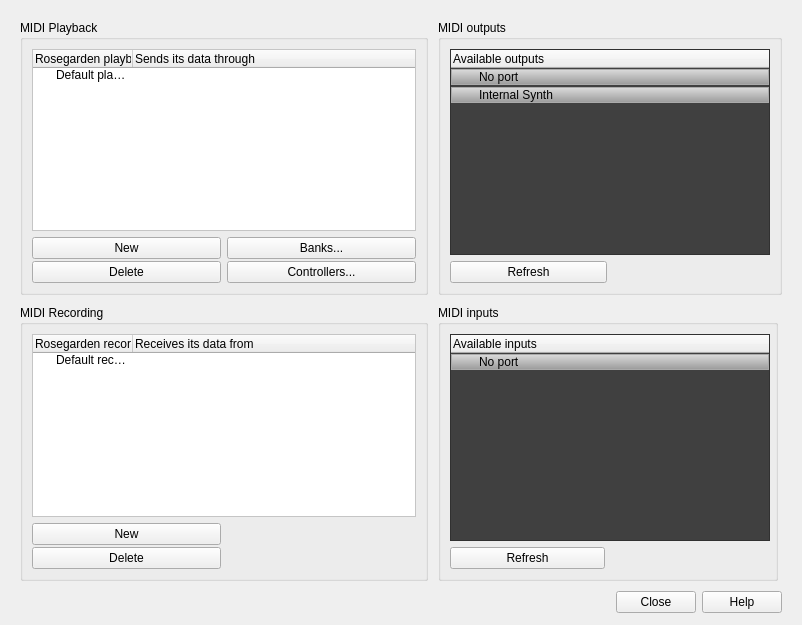
Above: gui/studio/DeviceManagerDialogUi.ui from bownie/RosegardenW before the change. Below: the same form after it.
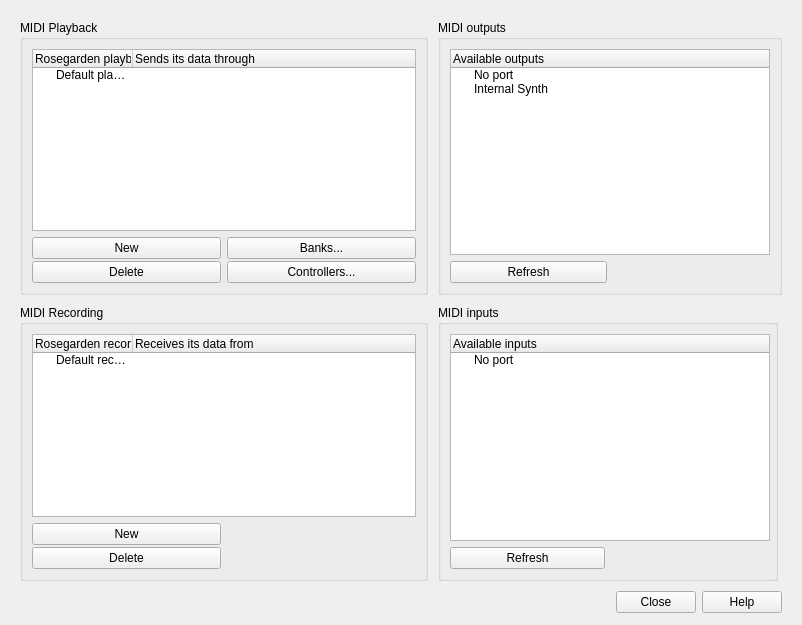
That is the form after the change. Icons and pictures are not drawn.

```diff
--- a/gui/studio/DeviceManagerDialogUi.ui
+++ b/gui/studio/DeviceManagerDialogUi.ui
@@ -64,27 +64,6 @@
           <property name="autoFillBackground">
            <bool>false</bool>
           </property>
-          <property name="styleSheet">
-           <string notr="true">QTreeView
-{
-    background-color: #FFFFFF;
-    alternate-background-color: #EEEEFF;
-    color: #000000;
-    selection-background-color: #80AFFF;
-    selection-color: #FFFFFF;
-}
-
-QLineEdit
-{
-    border: 1px solid #AAAAAA;
-    background-color: #FFFFFF;
-    selection-background-color: #80AFFF;
-    color: #000000;
-    selection-color: #FFFFFF;
-}
-
-</string>
-          </property>
           <property name="frameShape">
            <enum>QFrame::StyledPanel</enum>
           </property>
@@ -288,47 +267,6 @@
           <property name="toolTip">
            <string>&lt;qt&gt;&lt;p&gt;Available MIDI outputs (hardware or software)&lt;/p&gt;&lt;/qt&gt;</string>
           </property>
-          <property name="styleSheet">
-           <string notr="true">/*Style the QTreeWidget items in this widget to resemble and behave like push buttons.*/
-
-QTreeView {
-     show-decoration-selected: 1; 
-     background-color: #404040;
-     selection-background-color: #404040;
-}
-
-QTreeView::item {
-    border-top: 1px solid #AAAAAA;
-    border-bottom: 1px solid #AAAAAA;
-    border-right: 1px solid #AAAAAA;
-    background-color: qlineargradient(spread:pad, x1:0, y1:1, x2:0, y2:0, stop:0 #999999, stop:1 #DDDDDD);
-    color: #000000;
-    padding: 0 5px 0 5px;
-    margin: 1px 0 1px 0; /* force some space to better resemble buttons */
-}
-
-QTreeView::item:hover,
-QTreeView::branch:hover {
-    background-color: #CCDFFF;
-    color: #000000;
-}
-
-QTreeView::item:selected,
-QTreeView::branch:selected {
-    border-color: #E0E0E0;
-    background-color: qlineargradient(spread:pad, x1:0, y1:1, x2:0, y2:0, stop:0 #E0E0E0, stop:1 #EEEEEE);
-}
-
-QTreeView::branch {
-    border-top: 1px solid #AAAAAA;
-    border-bottom: 1px solid #AAAAAA;
-    border-left: 1px solid #AAAAAA;
-     background-color: qlineargradient(spread:pad, x1:0, y1:1, x2:0, y2:0, stop:0 #999999, stop:1 #DDDDDD);
-    color: #000000;
-    padding: 0 5px 0 5px;
-    margin: 1px 0 1px 0;
-}</string>
-          </property>
           <column>
            <property name="text">
             <string>Available outputs</string>
@@ -541,27 +479,6 @@
           <property name="autoFillBackground">
            <bool>false</bool>
           </property>
-          <property name="styleSheet">
-           <string notr="true">QTreeView
-{
-    background-color: #FFFFFF;
-    alternate-background-color: #EEEEFF;
-    color: #000000;
-    selection-background-color: #80AFFF;
-    selection-color: #FFFFFF;
-}
-
-QLineEdit
-{
-    border: 1px solid #AAAAAA;
-    background-color: #FFFFFF;
-    selection-background-color: #80AFFF;
-    color: #000000;
-    selection-color: #FFFFFF;
-}
-
-</string>
-          </property>
           <property name="frameShape">
            <enum>QFrame::StyledPanel</enum>
           </property>
@@ -632,47 +549,6 @@
           <property name="toolTip">
            <string>&lt;qt&gt;&lt;p&gt;Available MIDI inputs (from hardware or software)&lt;/p&gt;&lt;/qt&gt;</string>
           </property>
-          <property name="styleSheet">
-           <string notr="true">/*Style the QTreeWidget items in this widget to resemble and behave like push buttons.*/
-
-QTreeView {
-     show-decoration-selected: 1; 
-     background-color: #404040;
-     selection-background-color: #404040;
-}
-
-QTreeView::item {
-    border-top: 1px solid #AAAAAA;
-    border-bottom: 1px solid #AAAAAA;
-    border-right: 1px solid #AAAAAA;
-    background-color: qlineargradient(spread:pad, x1:0, y1:1, x2:0, y2:0, stop:0 #999999, stop:1 #DDDDDD);
-    color: #000000;
-    padding: 0 5px 0 5px;
-    margin: 1px 0 1px 0; /* force some space to better resemble buttons */
-}
-
-QTreeView::item:hover,
-QTreeView::branch:hover {
-    background-color: #CCDFFF;
-    color: #000000;
-}
-
-QTreeView::item:selected,
-QTreeView::branch:selected {
-    border-color: #E0E0E0;
-    background-color: qlineargradient(spread:pad, x1:0, y1:1, x2:0, y2:0, stop:0 #E0E0E0, stop:1 #EEEEEE);
-}
-
-QTreeView::branch {
-    border-top: 1px solid #AAAAAA;
-    border-bottom: 1px solid #AAAAAA;
-    border-left: 1px solid #AAAAAA;
-     background-color: qlineargradient(spread:pad, x1:0, y1:1, x2:0, y2:0, stop:0 #999999, stop:1 #DDDDDD);
-    color: #000000;
-    padding: 0 5px 0 5px;
-    margin: 1px 0 1px 0;
-}</string>
-          </property>
           <column>
            <property name="text">
             <string>Available inputs</string>
```
